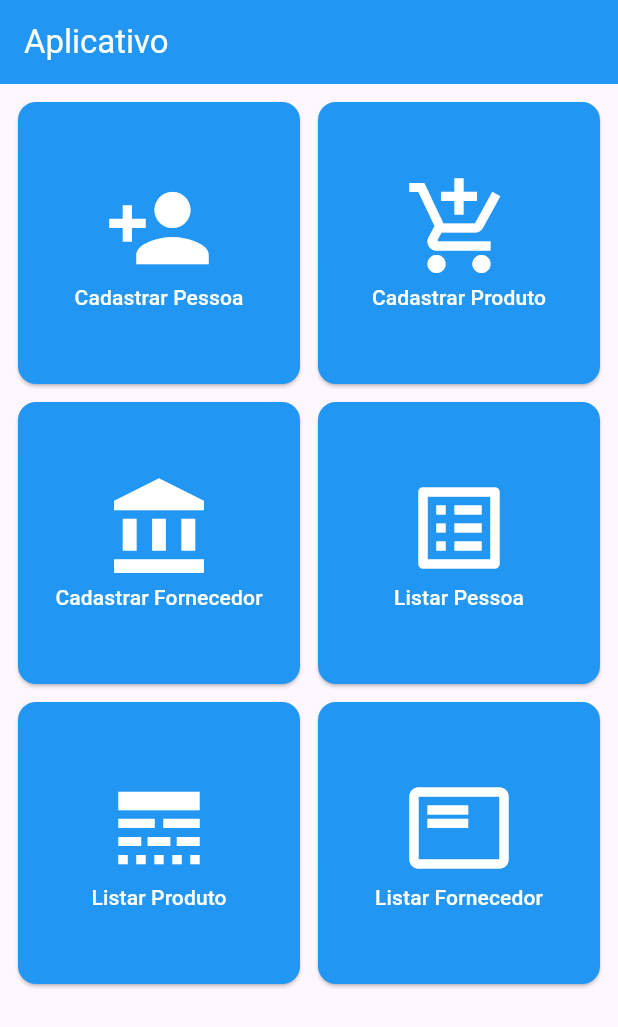
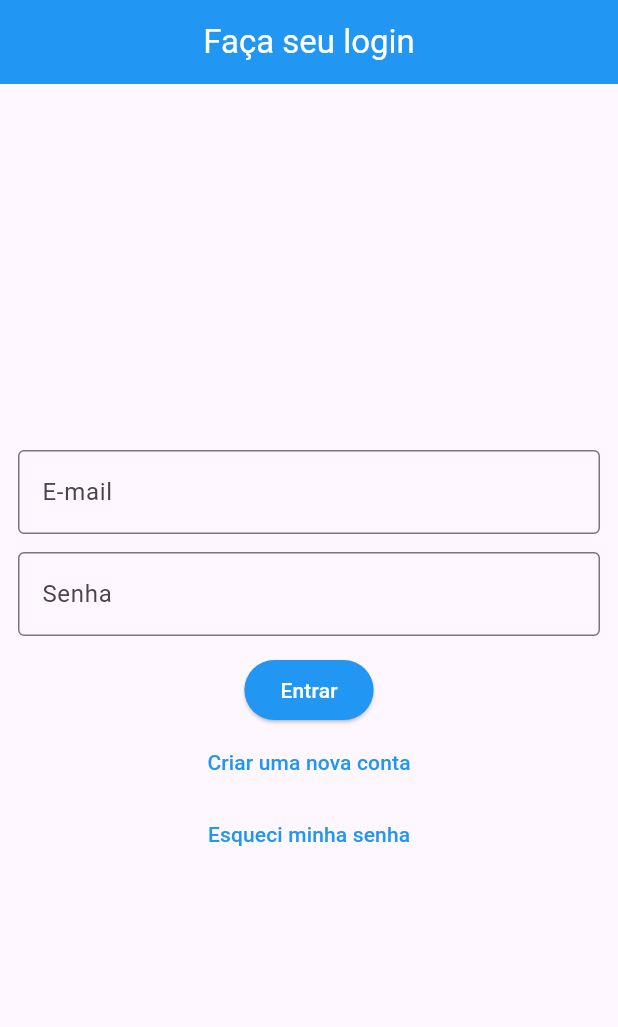
Before and after one commit to NinjaBitroom/aula_supabase, a Flutter app: the screen it shows after launch, on a phone screen of 412 x 824 dp. Shown: the top 1027 px of the screen. Run offline on Flutter 3.47's test engine with Material 3 defaults, Android fonts, the phone set to English and light mode, and no system bars; our stand-ins replace supabase_flutter; accounts and stored records are empty.

Commit message:
adicione pagina de login

```diff
--- a/lib/app_routes.dart
+++ b/lib/app_routes.dart
@@ -1,17 +1,26 @@
 import 'package:aula_supase/pages/cadastro_pessoa_page.dart';
+import 'package:aula_supase/pages/forgot_pass_page.dart';
 import 'package:aula_supase/pages/home_page.dart';
 import 'package:aula_supase/pages/lista_pessoa_page.dart';
+import 'package:aula_supase/pages/login_page.dart';
+import 'package:aula_supase/pages/register_page.dart';
 import 'package:flutter/material.dart';
 
 class AppRoutes {
+  static const loginPage = 'loginPage';
+  static const registerPage = 'registerPage';
+  static const forgotPassPage = 'forgotPassPage';
   static const homePage = 'homePage';
-  static const cadastroPage = 'cadastroPage';
+  static const cadastroPessoaPage = 'cadastroPessoaPage';
   static const listarPessoaPage = 'listarPessoaPage';
 
   static Map<String, WidgetBuilder> routesMap() {
     return {
+      loginPage: (BuildContext context) => const LoginPage(),
+      registerPage: (BuildContext context) => const RegisterPage(),
+      forgotPassPage: (BuildContext context) => const ForgotPassPage(),
       homePage: (BuildContext context) => const HomePage(),
-      cadastroPage: (BuildContext context) => const CadastroPessoaPage(),
+      cadastroPessoaPage: (BuildContext context) => const CadastroPessoaPage(),
       listarPessoaPage: (BuildContext context) => const ListaPessoaPage(),
     };
   }
--- a/lib/main.dart
+++ b/lib/main.dart
@@ -13,6 +13,6 @@ Future<void> main() async {
   runApp(MaterialApp(
     debugShowCheckedModeBanner: false,
     routes: AppRoutes.routesMap(),
-    initialRoute: AppRoutes.homePage,
+    initialRoute: AppRoutes.loginPage,
   ));
 }
--- a/lib/pages/home_page.dart
+++ b/lib/pages/home_page.dart
@@ -26,7 +26,7 @@ final class _HomePageState extends State<HomePage> {
         children: [
           CustomElevatedButton(
             onPressed: () {
-              Navigator.pushNamed(context, AppRoutes.cadastroPage);
+              Navigator.pushNamed(context, AppRoutes.cadastroPessoaPage);
             },
             icon: Icons.person_add,
             text: 'Cadastrar Pessoa',
--- /dev/null
+++ b/lib/pages/login_page.dart
@@ -0,0 +1,76 @@
+import 'package:aula_supase/app_routes.dart';
+import 'package:flutter/material.dart';
+
+class LoginPage extends StatelessWidget {
+  const LoginPage({super.key});
+
+  @override
+  Widget build(BuildContext context) {
+    return Scaffold(
+      appBar: AppBar(
+        title: const Text('Faça seu login'),
+        backgroundColor: Colors.blue,
+        foregroundColor: Colors.white,
+        centerTitle: true,
+      ),
+      body: Padding(
+        padding: const EdgeInsets.all(12.0),
+        child: Column(
+          mainAxisAlignment: MainAxisAlignment.center,
+          crossAxisAlignment: CrossAxisAlignment.center,
+          children: [
+            TextFormField(
+              decoration: const InputDecoration(
+                  border: OutlineInputBorder(
+                    borderSide: BorderSide(width: 12),
+                  ),
+                  labelText: 'E-mail'),
+            ),
+            const SizedBox(
+              height: 12,
+            ),
+            TextFormField(
+              decoration: const InputDecoration(
+                labelText: 'Senha',
+                border: OutlineInputBorder(
+                  borderSide: BorderSide(width: 12),
+                ),
+              ),
+            ),
+            const SizedBox(
+              height: 12,
+            ),
+            ElevatedButton(
+              onPressed: () {
+                Navigator.pushNamed(context, AppRoutes.homePage);
+              },
+              style: const ButtonStyle(
+                backgroundColor: MaterialStatePropertyAll(Colors.blue),
+                foregroundColor: MaterialStatePropertyAll(Colors.white),
+              ),
+              child: const Text('Entrar'),
+            ),
+            TextButton(
+              style: const ButtonStyle(
+                foregroundColor: MaterialStatePropertyAll(Colors.blue),
+              ),
+              onPressed: () {
+                Navigator.pushNamed(context, AppRoutes.registerPage);
+              },
+              child: const Text('Criar uma nova conta'),
+            ),
+            TextButton(
+              style: const ButtonStyle(
+                foregroundColor: MaterialStatePropertyAll(Colors.blue),
+              ),
+              onPressed: () {
+                Navigator.pushNamed(context, AppRoutes.forgotPassPage);
+              },
+              child: const Text('Esqueci minha senha'),
+            ),
+          ],
+        ),
+      ),
+    );
+  }
+}
```
Also changed, not shown: lib/pages/forgot_pass_page.dart (added, +47 -0 lines), lib/pages/register_page.dart (added, +54 -0 lines), pubspec.lock.
